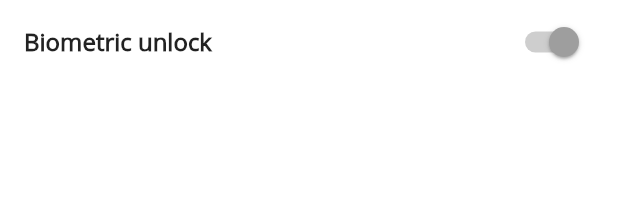
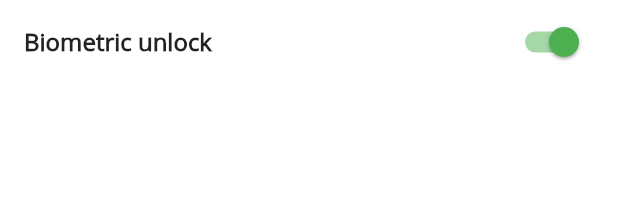
Before and after one commit to jstdk/starter, a Flutter app: the BiometricsDrawerSwitcherWidget widget shown alone on an empty page, opened directly, on a phone screen of 412 x 824 dp. Shown: the top 217 px of the screen. Run offline on Flutter 3.47's test engine with Material 2 defaults, Android fonts, the phone set to English and light mode, and no system bars; our stand-ins replace email_validator, flutter_dotenv, font_awesome_flutter, image_picker, local_auth, responsive_framework and 2 more; missing offline and left inert: system_theme; accounts and stored records are empty.

```diff
--- a/lib/widgets/switchers/biometrics_drawer_switcher_widget.dart
+++ b/lib/widgets/switchers/biometrics_drawer_switcher_widget.dart
@@ -14,6 +14,7 @@
             defaultTargetPlatform == TargetPlatform.android
         ? Consumer<BiometricService>(
             builder: (context, localAuthentication, child) => SwitchListTile(
+              activeColor: Theme.of(context).colorScheme.primary,
               title: Text(
                 LocalizationService.of(context)
                         ?.translate('biometrics_switcher_label') ??
```
Also changed, not shown: pubspec.yaml (+0 -55 lines), 1 other file.
